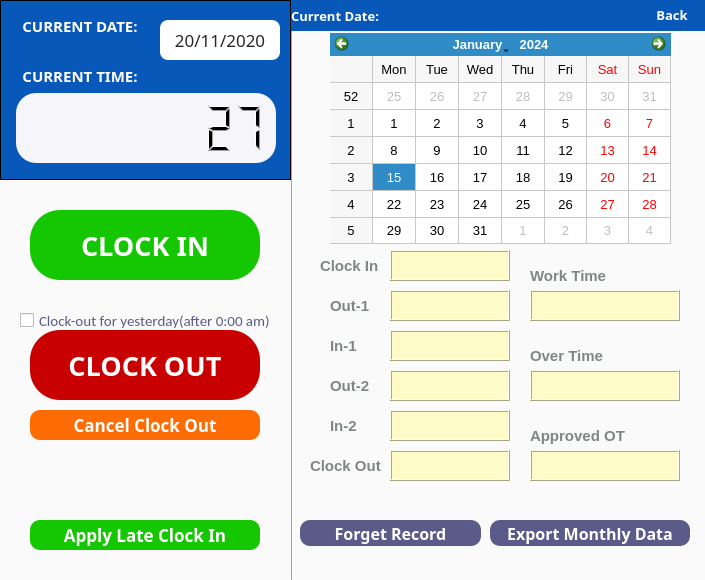
Old version of the form ui/timecard.ui in the repository Josefina-Hernandez/akt_hr_tool.
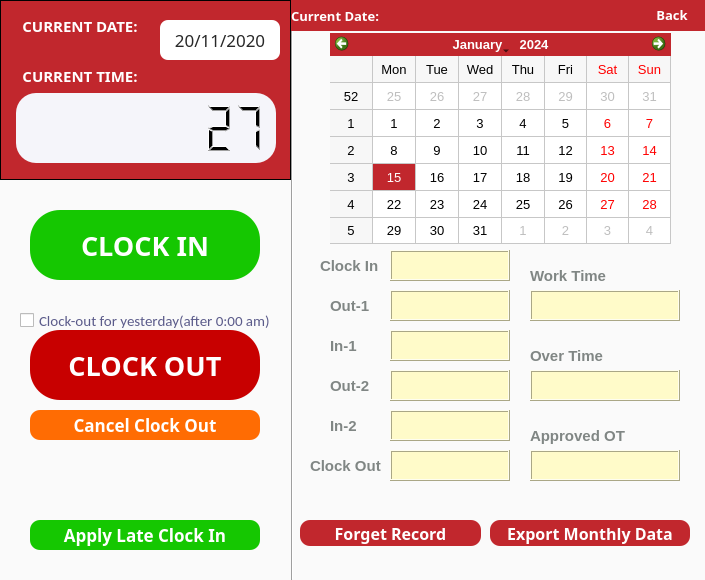
New version of the form.

What changed in the file:
```diff
--- a/ui/timecard.ui
+++ b/ui/timecard.ui
@@ -220,9 +220,14 @@
      <bool>false</bool>
     </property>
     <property name="styleSheet">
-     <string notr="true">QCalendarWidget
-{
-	background-color: rgb(255,255,255);
+     <string notr="true">QCalendarWidget QTableView {
+    selection-background-color: #C1272D;
+}
+
+#qt_calendar_navigationbar {
+    background-color: #C1272D;
+	font-weight: bold;
+    color: white;
 }</string>
     </property>
     <property name="gridVisible">
@@ -275,7 +280,7 @@
     /*字体颜色为白色*/    
     color:white;
     /*背景颜色*/  
-    background-color:rgb(91, 91, 138);
+    background-color:#C1272D;
     /*边框圆角半径为8像素*/ 
     border-radius:10px;
 }
@@ -326,7 +331,7 @@
 	font-weight:bold;
     color:white;
     /*背景颜色*/  
-    background-color:rgb(8, 88, 186);
+    background-color:#C1272D;
 
 }
 </string>
@@ -613,7 +618,7 @@
     /*字体颜色为白色*/    
     color:white;
     /*背景颜色*/  
-    background-color:rgb(91, 91, 138);
+    background-color:#C1272D;
     /*边框圆角半径为8像素*/ 
     border-radius:10px;
 }
@@ -725,7 +730,7 @@
 	font-weight:bold;    
     color:white;
     /*背景颜色*/  
-    background-color:rgb(8, 88, 186);
+    background-color:#C1272D;
     /*边框圆角半径为8像素*/ 
     border-radius:10px;
 }
@@ -767,7 +772,7 @@
     <property name="styleSheet">
      <string notr="true">QFrame
 {
-    background-color:rgb(8, 88, 186);
+    background-color:#C1272D;
 }
 </string>
     </property>
@@ -800,7 +805,7 @@
 	font-weight:bold;
     color:white;
     /*背景颜色*/  
-    background-color:rgb(8, 88, 186);
+    background-color:#C1272D;
 
 }
 </string>
@@ -832,7 +837,7 @@
 	font-weight:bold;
     color:white;
     /*背景颜色*/  
-    background-color:rgb(8, 88, 186);
+    background-color:#C1272D;
 
 }
 </string>
```
Left out of the diff: 12 changed lines with no effect on the pictures.
